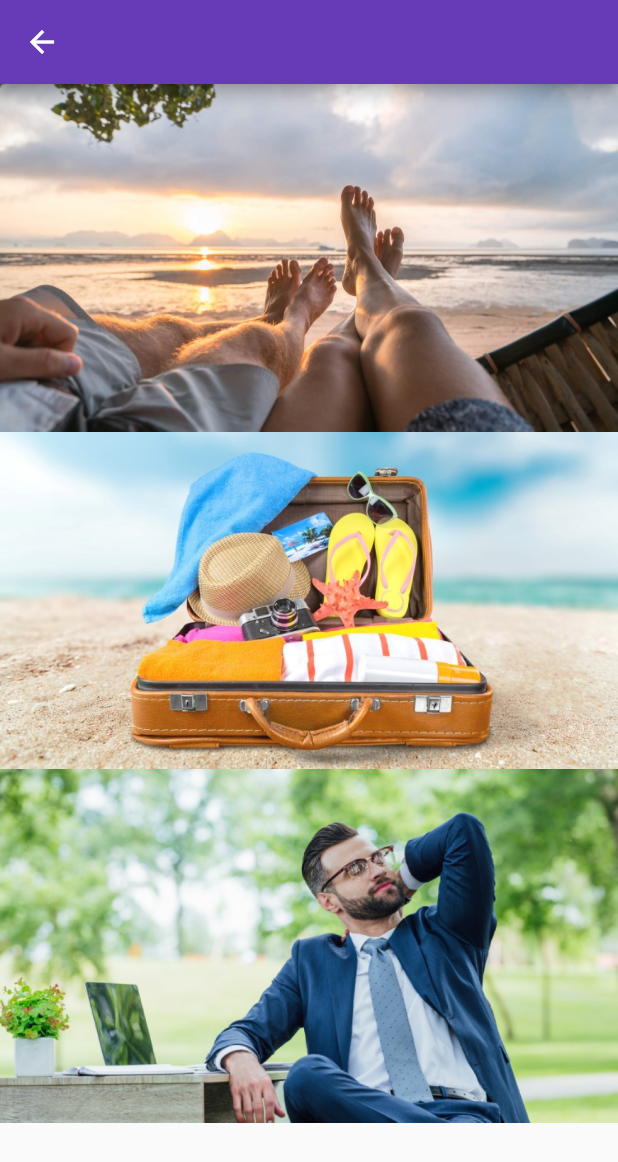
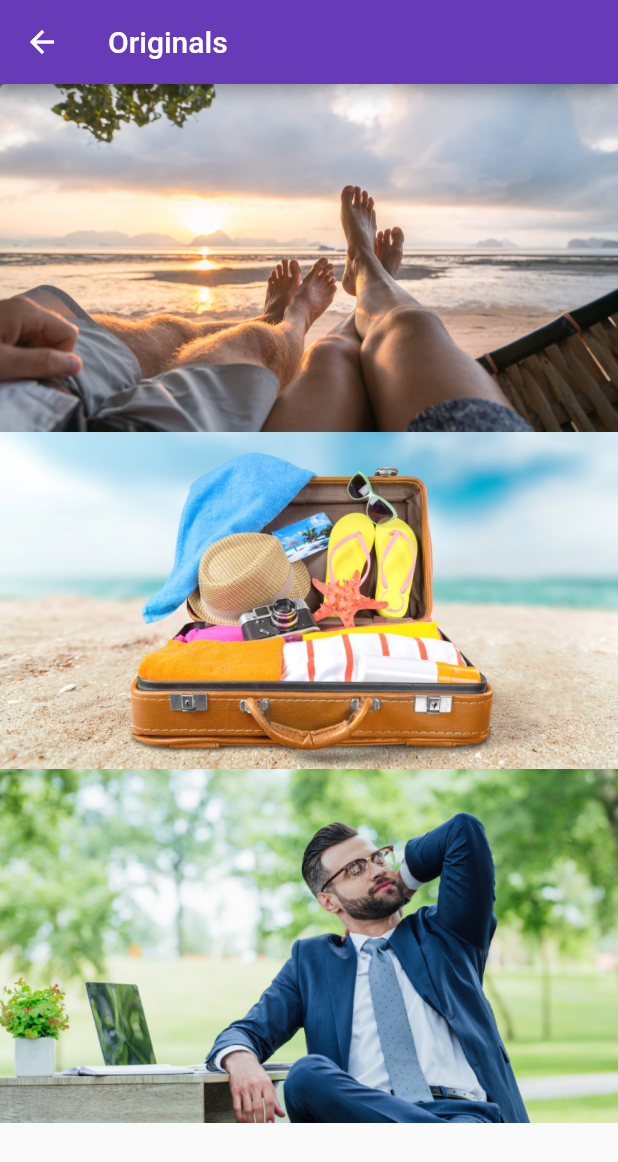
Before and after one commit to amandamussio/imageCompressed, a Flutter app: the OriginalsPage screen opened by its route, on a phone screen of 412 x 824 dp. Shown: the top 1162 px of the screen. Run offline on Flutter 3.47's test engine with Material 2 defaults, Android fonts, the phone set to English and light mode, and no system bars.

Commit message:
modify title pages

```diff
--- a/lib/pages/eighty_percent_page.dart
+++ b/lib/pages/eighty_percent_page.dart
@@ -7,7 +7,9 @@ class EightyPercentPage extends StatelessWidget {
   @override
   Widget build(BuildContext context) {
     return Scaffold(
-      appBar: AppBar(),
+      appBar: AppBar(
+        title: Text('80%'),
+      ),
       body: ListView(
         children: [
           Image.asset(imagesEightyPath('ferias1.webp')),
--- a/lib/pages/fifty_percent_page.dart
+++ b/lib/pages/fifty_percent_page.dart
@@ -7,7 +7,9 @@ class FiftyPercentPage extends StatelessWidget {
   @override
   Widget build(BuildContext context) {
     return Scaffold(
-      appBar: AppBar(),
+      appBar: AppBar(
+        title: Text('50%'),
+      ),
       body: ListView(
         children: [
           Image.asset(imagesFiftyPath('ferias1.webp')),
--- a/lib/pages/originals_page.dart
+++ b/lib/pages/originals_page.dart
@@ -7,7 +7,9 @@ class OriginalsPage extends StatelessWidget {
   @override
   Widget build(BuildContext context) {
     return Scaffold(
-      appBar: AppBar(),
+      appBar: AppBar(
+        title: Text('Originals'),
+      ),
       body: ListView(
         children: [
           Image.asset(imagesOriginalsPath('ferias1.jpeg')),
```
